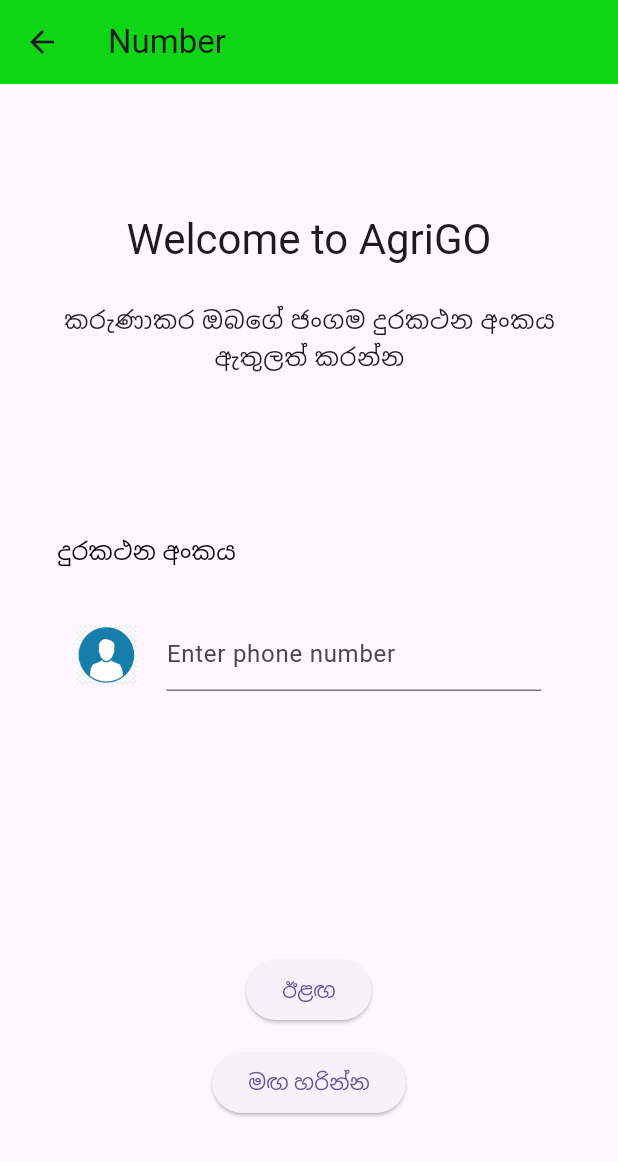
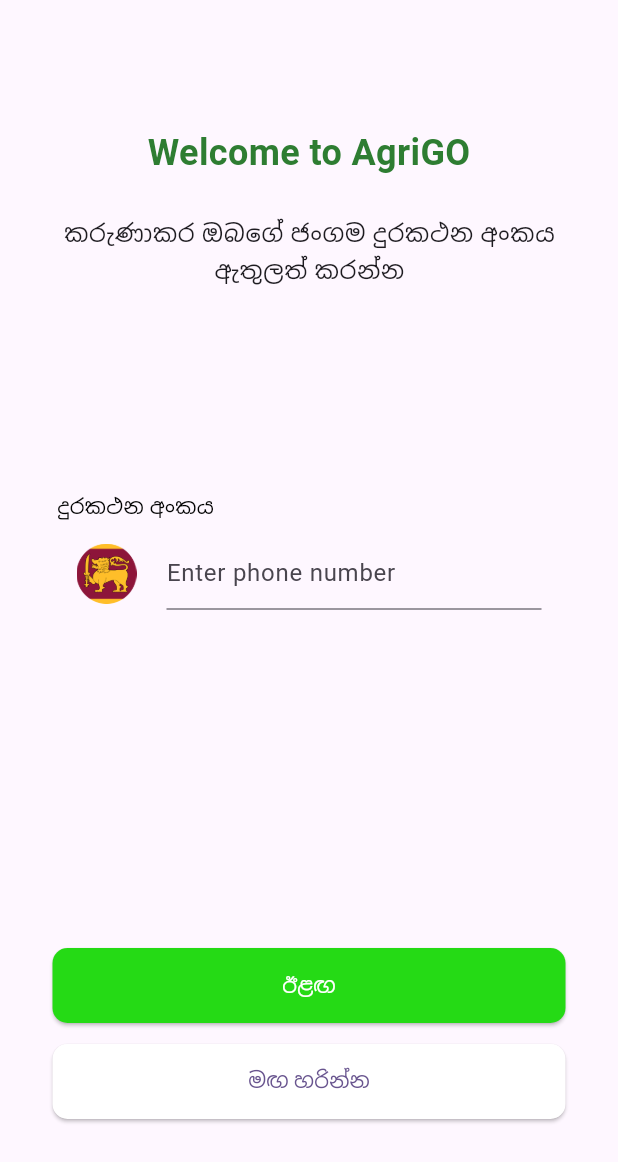
Before and after one commit to thommadurasahan/AgriGo-v1-Repo, a Flutter app: the EnterNumber screen opened directly, on a phone screen of 412 x 824 dp. Shown: the top 1162 px of the screen. Run offline on Flutter 3.47's test engine with Material 3 defaults, Android fonts, the phone set to English and light mode, and no system bars; our stand-ins replace firebase_core; accounts and stored records are empty.

Commit message:
Update enter_number.dart

```diff
--- a/flutter_agrigo/lib/enter_number.dart
+++ b/flutter_agrigo/lib/enter_number.dart
@@ -1,65 +1,78 @@
 import 'package:flutter/material.dart';
 
 class EnterNumber extends StatelessWidget {
-  const EnterNumber({super.key});
-
   @override
   Widget build(BuildContext context) {
     return SafeArea(
       child: Scaffold(
-        appBar: AppBar(
-          title: const Text('Number'),
-          backgroundColor: const Color.fromARGB(255, 14, 214, 21),
-        ),
         body: Container(
           width: 429,
-          padding: const EdgeInsets.symmetric(horizontal: 35, vertical: 78),
+          padding: EdgeInsets.symmetric(horizontal: 35, vertical: 78),
           child: Column(
             mainAxisAlignment: MainAxisAlignment.center,
             children: [
-              const SizedBox(height: 7),
+              SizedBox(height: 7),
               Text(
                 "Welcome to AgriGO",
-                style: Theme.of(context).textTheme.headlineMedium,
+                style: TextStyle(
+                color: Colors.green.shade800,
+                fontWeight: FontWeight.bold,
+                fontSize: 24,)
               ),
-              const SizedBox(height: 24),
+              SizedBox(height: 24),
               Container(
                 width: 351,
-                margin: const EdgeInsets.only(left: 4, right: 3),
+                margin: EdgeInsets.only(left: 4, right: 3),
                 child: Text(
                   "කරුණාකර ඔබගේ ජංගම දුරකථන අංකය ඇතුලත් කරන්න",
                   maxLines: 2,
                   overflow: TextOverflow.ellipsis,
                   textAlign: TextAlign.center,
-                  style: Theme.of(context).textTheme.bodyLarge,
+                  style: Theme.of(context).textTheme.bodyText1,
                 ),
               ),
-              const Spacer(flex: 37),
-              const Align(
+              Spacer(flex: 37),
+              Align(
                 alignment: Alignment.centerLeft,
                 child: Padding(
                   padding: EdgeInsets.only(left: 3),
                   child: Text(
                     "දුරකථන අංකය",
-                    style: TextStyle(fontSize: 16, color: Colors.black),
+                    style: TextStyle(fontSize: 14, color: Colors.black),
                   ),
                 ),
               ),
-              const SizedBox(height: 33),
+              SizedBox(height: 10),
               _buildPhoneNumberInput(context),
-              const Spacer(flex: 62),
+              Spacer(flex: 62),
               ElevatedButton(
                 onPressed: () {
                   // Add your action here
                 },
-                child: const Text("ඊළඟ"),
+                child: Text("ඊළඟ",
+                style: TextStyle(color: Colors.white),
+                ),
+                style: ElevatedButton.styleFrom(
+                minimumSize: Size(350, 50),
+                shape: RoundedRectangleBorder(
+                borderRadius: BorderRadius.circular(10.0),
+                ),
+                backgroundColor: Color(0xFF25DA15),
+               ),
               ),
-              const SizedBox(height: 14),
+              SizedBox(height: 14),
               ElevatedButton(
                 onPressed: () {
                   // Add your action here
                 },
-                child: const Text("මඟ හරින්න"),
+                child: Text("මඟ හරින්න"),
+                style: ElevatedButton.styleFrom(
+                minimumSize: Size(350, 50),
+                shape: RoundedRectangleBorder(
+                borderRadius: BorderRadius.circular(10.0),
+                ),
+                backgroundColor: Colors.white,
+               ),
               ),
             ],
           ),
@@ -70,19 +83,19 @@ class EnterNumber extends StatelessWidget {
 
   Widget _buildPhoneNumberInput(BuildContext context) {
     return Padding(
-      padding: const EdgeInsets.symmetric(horizontal: 3),
+      padding: EdgeInsets.symmetric(horizontal: 3),
       child: Row(
         mainAxisAlignment: MainAxisAlignment.center,
         children: [
           Image.asset(
-            "assets/User.png",
+            "assets/Flag.png",
             height: 40,
             width: 40,
             fit: BoxFit.cover,
           ),
-          const SizedBox(width: 10),
-          const SizedBox(width: 10),
-          const SizedBox(
+          SizedBox(width: 10),
+          SizedBox(width: 10),
+          Container(
             width: 250,
             child: TextField(
               decoration: InputDecoration(
```
